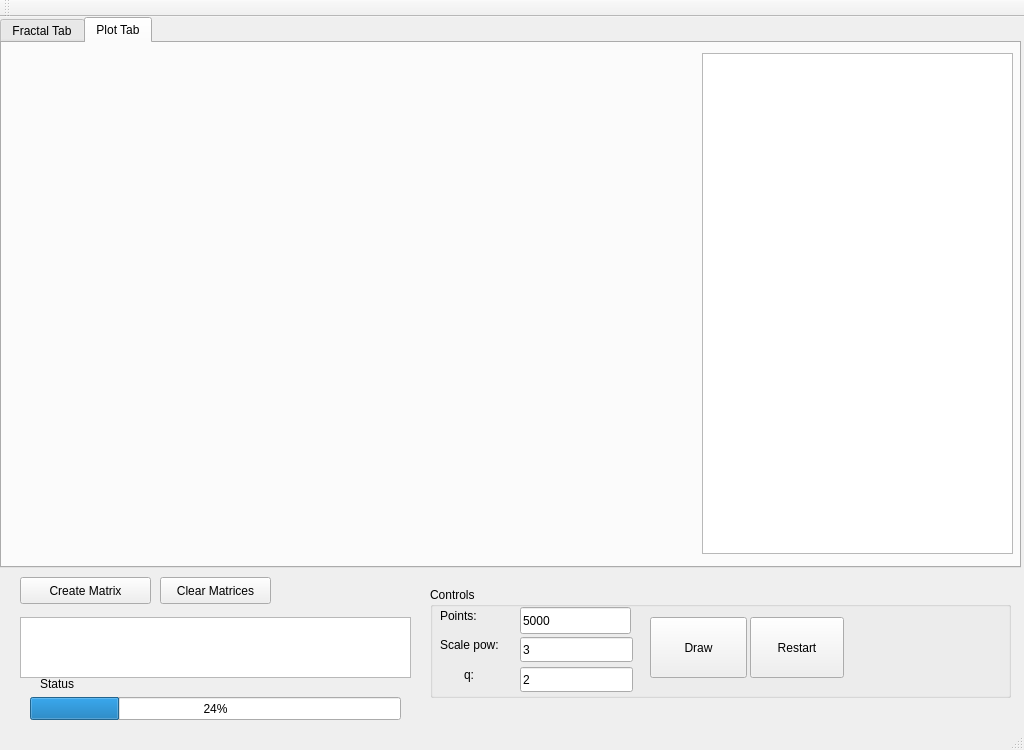
The window that mainwindow.ui (arkajad/fractals) describes before a commit, drawn with Qt 5.
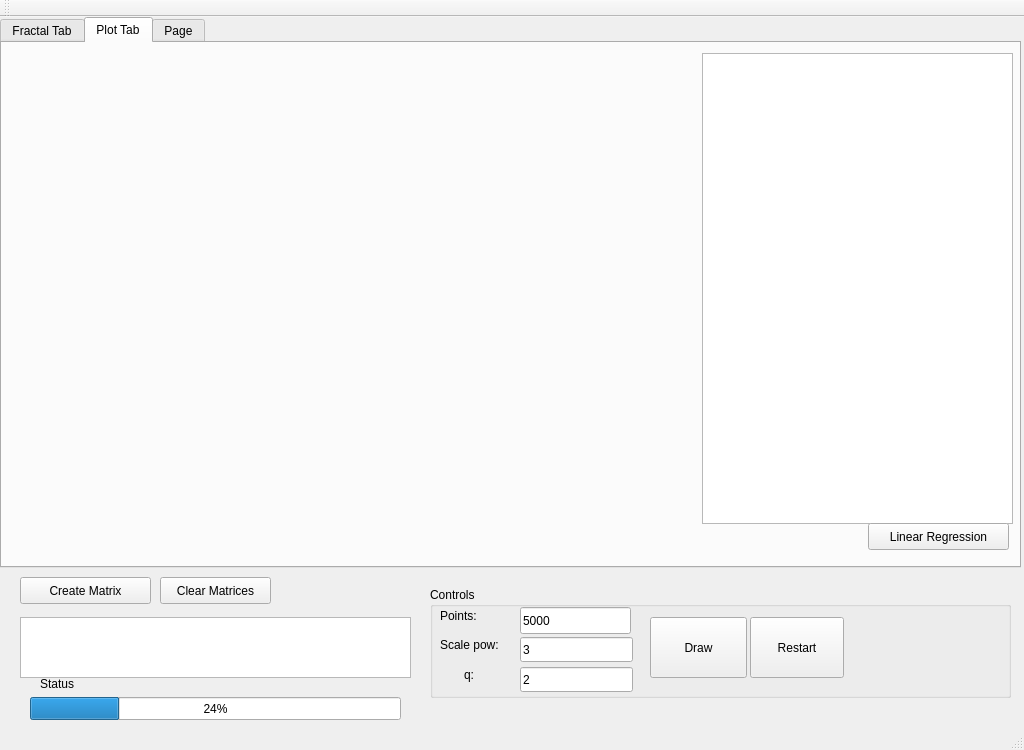
The same window after the commit. The open tabs and pages were chosen to show the change. Custom widgets are drawn as their Qt base class.

Diff of the .ui file:
```diff
--- a/mainwindow.ui
+++ b/mainwindow.ui
@@ -223,10 +223,28 @@
         <x>700</x>
         <y>10</y>
         <width>311</width>
-        <height>501</height>
+        <height>471</height>
        </rect>
       </property>
      </widget>
+     <widget class="QPushButton" name="linearRegressionButton">
+      <property name="geometry">
+       <rect>
+        <x>866</x>
+        <y>480</y>
+        <width>141</width>
+        <height>27</height>
+       </rect>
+      </property>
+      <property name="text">
+       <string>Linear Regression</string>
+      </property>
+     </widget>
+    </widget>
+    <widget class="QWidget" name="tab">
+     <attribute name="title">
+      <string>Page</string>
+     </attribute>
     </widget>
    </widget>
    <widget class="QProgressBar" name="progressBar">
```
Left out of the diff: 21 changed lines with no effect on the pictures.
